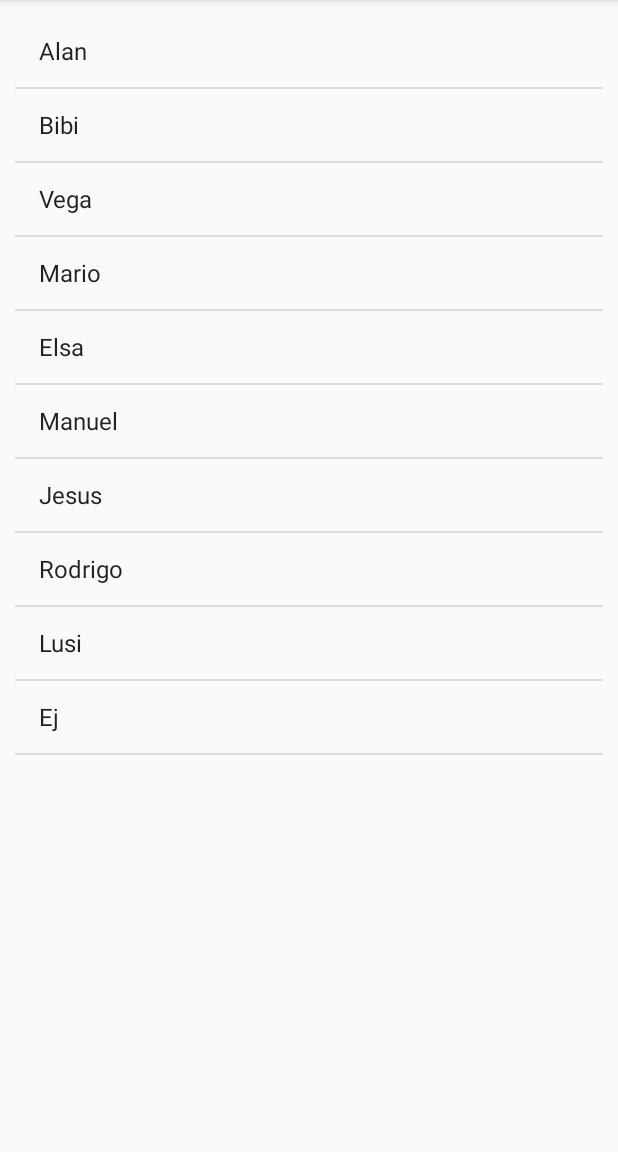
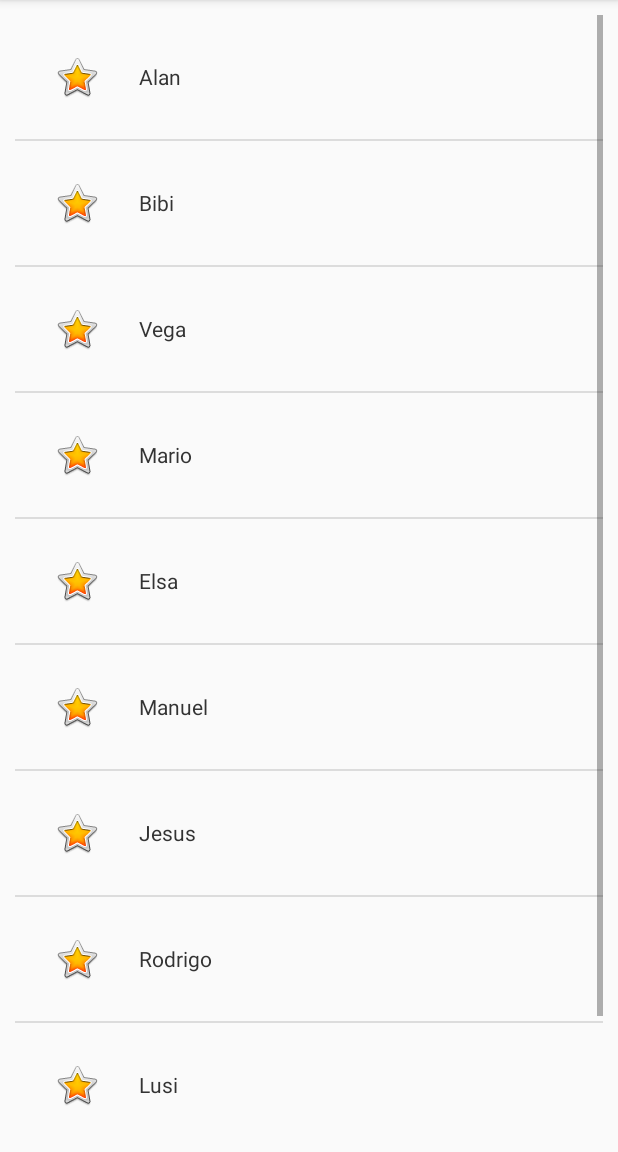
Before and after one commit to AlanCasasArevalo/ListsView, an Android app: the screen it shows after launch (ListActivity), after a tap on "Manuel", on a phone screen of 412 x 824 dp, the part 84-1236 px from its top. Run offline under Robolectric (Android 15) with nearby library versions, the phone set to English and light mode, and no system bars.

Commit message:
MyAdapter create to get a custom adapter ListActivity modified to get a custom adapter instead default adapter

```diff
--- a/app/src/main/java/com/example/alancasas/listviews/Activities/ListActivity.kt
+++ b/app/src/main/java/com/example/alancasas/listviews/Activities/ListActivity.kt
@@ -3,10 +3,10 @@ package com.example.alancasas.listviews.Activities
 import android.content.Context
 import android.support.v7.app.AppCompatActivity
 import android.os.Bundle
-import android.widget.Adapter
-import android.widget.ArrayAdapter
-import android.widget.ListView
-import android.widget.Toast
+import android.view.View
+import android.view.ViewGroup
+import android.widget.*
+import com.example.alancasas.listviews.MyAdapter
 import com.example.alancasas.listviews.R
 
 class ListActivity : AppCompatActivity() {
@@ -41,6 +41,10 @@ class ListActivity : AppCompatActivity() {
             Toast.makeText(this, "Clicked " + names.get(position), Toast.LENGTH_LONG).show()
         }
 
+        var myAdapter : MyAdapter = MyAdapter(this, R.layout.list_item, names)
+
+        listView?.adapter = myAdapter
+
     }
 
 }
--- /dev/null
+++ b/app/src/main/java/com/example/alancasas/listviews/MyAdapter.kt
@@ -0,0 +1,45 @@
+package com.example.alancasas.listviews
+
+import android.content.Context
+import android.text.Layout
+import android.view.LayoutInflater
+import android.view.View
+import android.view.ViewGroup
+import android.widget.BaseAdapter
+import android.widget.TextView
+
+public class MyAdapter(val context: Context, val layout: Int, val names: List<String>) : BaseAdapter(){
+
+    override fun getView(position: Int, convertView: View?, viewGroup: ViewGroup?): View {
+
+        var customView: View?
+
+        //Copiamos vista
+        customView = convertView
+
+        //Creamos un inflador lista con el contexto
+        val layoutInflater = LayoutInflater.from(context)
+
+        //Iflamos la vista creada
+        customView =  layoutInflater.inflate(R.layout.list_item, null)
+
+        //Obtenemos del array el nombre que toque
+        var currentName = names[position]
+
+        //Obtenemos el textview del layout
+        var textView  : TextView = customView.findViewById(R.id.text)
+
+        //asignamos el nombre a la vista
+        textView.text = currentName
+
+        //Devolveos la vista
+        return customView
+    }
+
+    override fun getItem(position: Int): Any = names[position]
+
+    override fun getItemId(position: Int): Long = position.toLong()
+
+    override fun getCount(): Int = names.size
+
+}
```
